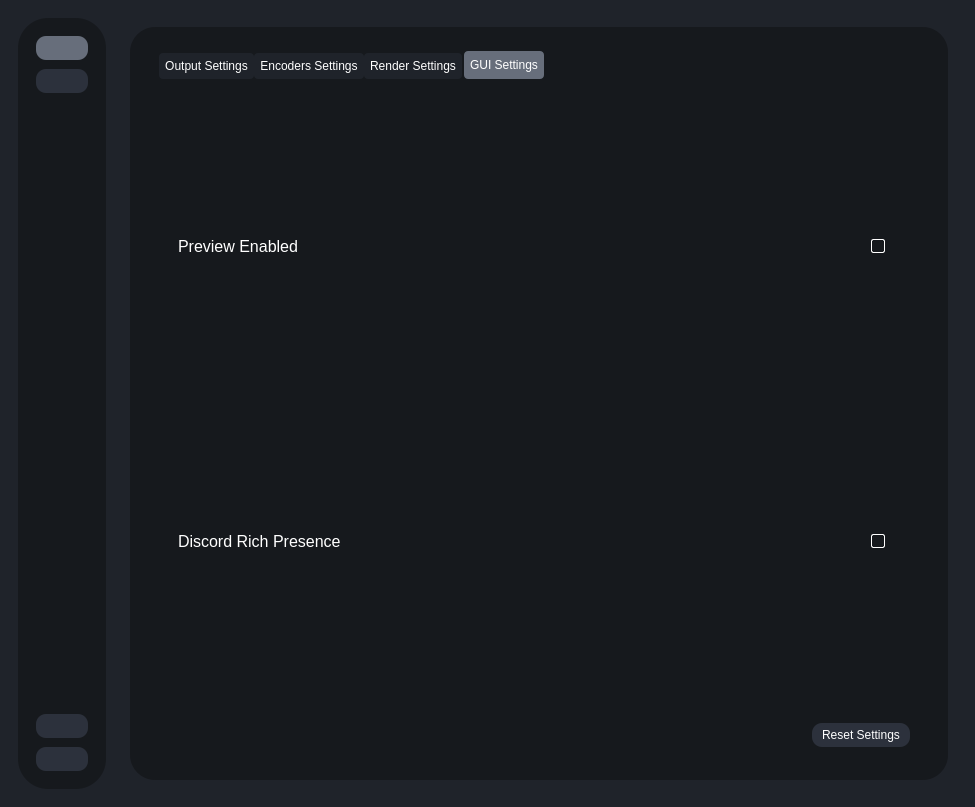
Old version of the form testRVEInterface.ui in the repository gokulmc/enhance_crop.
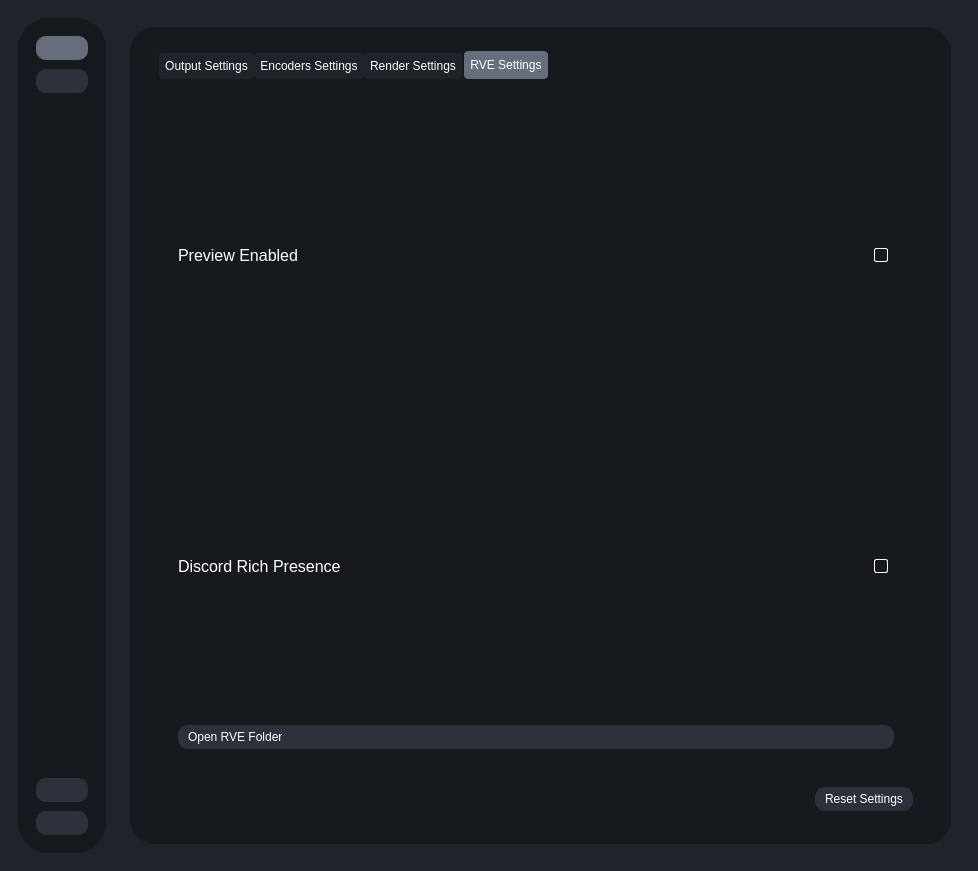
New version of the form. The open tabs and pages were chosen to show the change. Icons and pictures are not drawn.

Patch:
```diff
--- a/testRVEInterface.ui
+++ b/testRVEInterface.ui
@@ -5,8 +5,8 @@
    <rect>
     <x>0</x>
     <y>0</y>
-    <width>0</width>
-    <height>0</height>
+    <width>978</width>
+    <height>871</height>
    </rect>
   </property>
   <property name="sizePolicy">
@@ -3992,7 +3992,7 @@
                     </widget>
                     <widget class="QWidget" name="tab_4">
                      <attribute name="title">
-                      <string>GUI Settings</string>
+                      <string>RVE Settings</string>
                      </attribute>
                      <layout class="QVBoxLayout" name="verticalLayout_23">
                       <item>
@@ -4129,6 +4129,13 @@
                            </layout>
                           </widget>
                          </item>
+                         <item>
+                          <widget class="QPushButton" name="pushButton">
+                           <property name="text">
+                            <string>Open RVE Folder</string>
+                           </property>
+                          </widget>
+                         </item>
                         </layout>
                        </widget>
                       </item>
```
Left out of the diff: 229 changed lines with no effect on the pictures.
